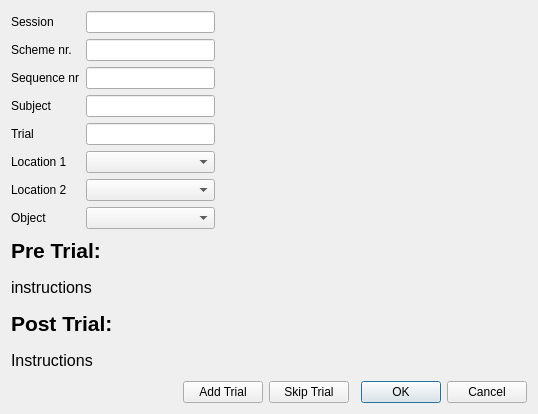
The window that score_behavior/ObjectSpace/trial_dialog_ui.ui (NeuroNetMem/score) describes before a commit, drawn with Qt 5.
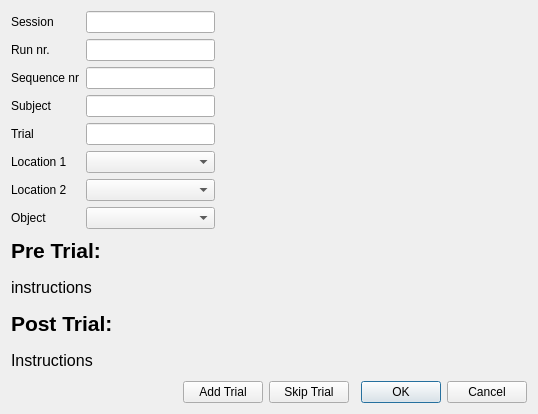
The same window after the commit.

Commit message: run nr is now called "run nr"in the trial dialog

The edit to the form file:
```diff
--- a/score_behavior/ObjectSpace/trial_dialog_ui.ui
+++ b/score_behavior/ObjectSpace/trial_dialog_ui.ui
@@ -31,7 +31,7 @@
        <item row="1" column="0">
         <widget class="QLabel" name="label_3">
          <property name="text">
-          <string>Scheme nr.</string>
+          <string>Run nr.</string>
          </property>
         </widget>
        </item>
```
The commit also changes 2 other files.
